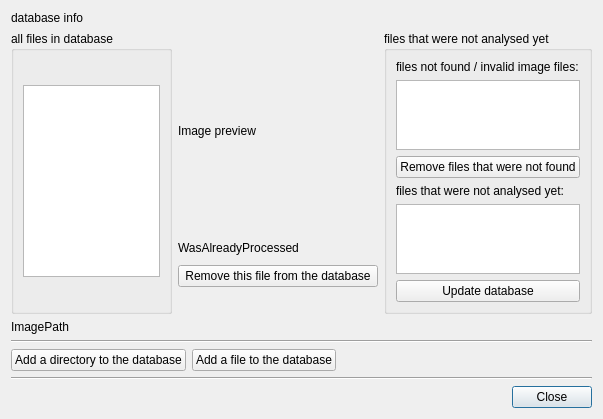
The window that editdatabasedlg.ui (seanet7or/mosaicit) describes before a commit, drawn with Qt 5.
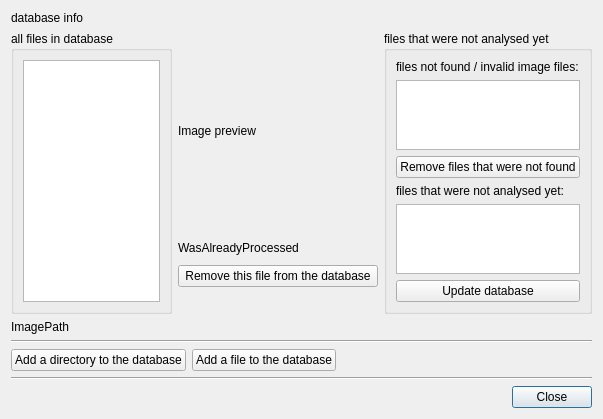
The same window after the commit. Icons and pictures are not drawn.

The edit to the form file:
```diff
--- a/editdatabasedlg.ui
+++ b/editdatabasedlg.ui
@@ -10,7 +10,7 @@
     <x>0</x>
     <y>0</y>
     <width>603</width>
-    <height>405</height>
+    <height>415</height>
    </rect>
   </property>
   <property name="windowTitle">
@@ -68,7 +68,7 @@
         <item>
          <widget class="QListWidget" name="fileList">
           <property name="sizePolicy">
-           <sizepolicy hsizetype="Preferred" vsizetype="Maximum">
+           <sizepolicy hsizetype="Preferred" vsizetype="Expanding">
             <horstretch>0</horstretch>
             <verstretch>0</verstretch>
            </sizepolicy>
```
Left out of the diff: 3 changed lines with no effect on the pictures.
